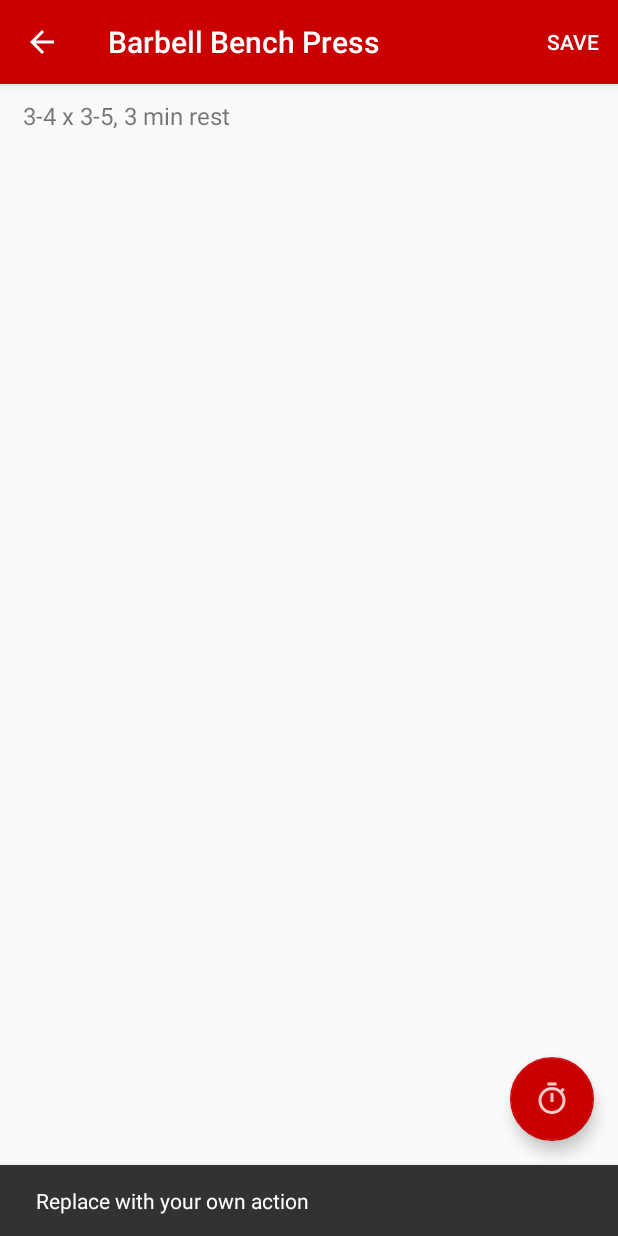
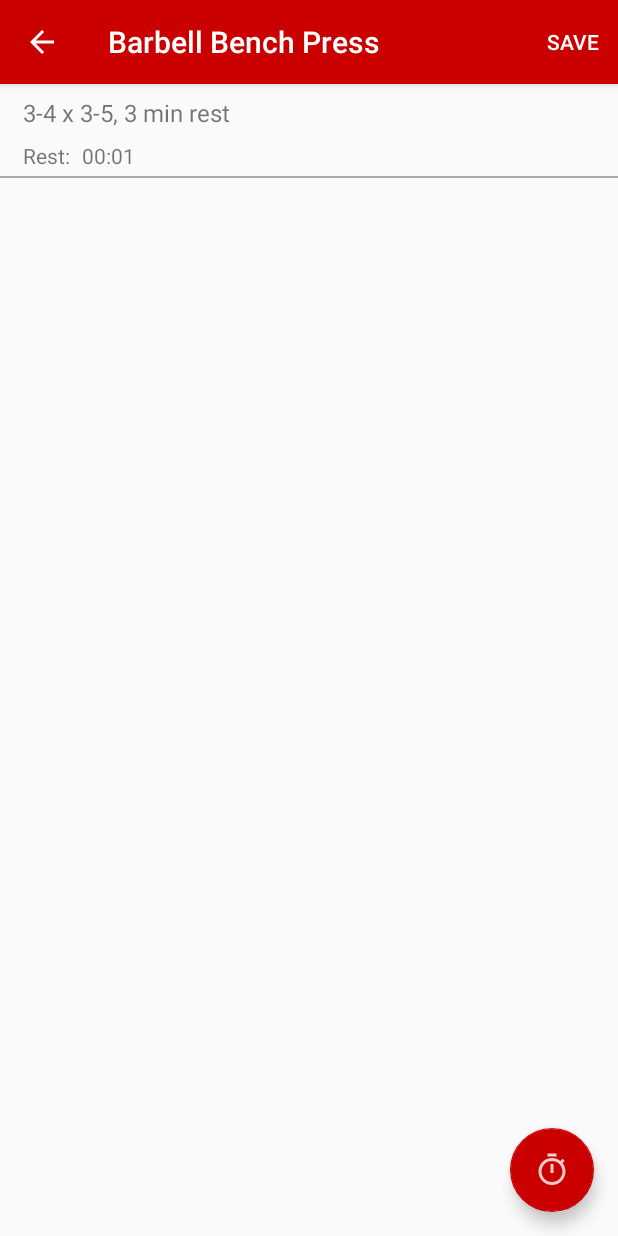
Before and after one commit to bhuminson/phul, an Android app: the ExerciseActivity screen opened directly, with no data from a screen before it, after a tap on an icon or button, on a phone screen of 412 x 824 dp. Run offline under Robolectric (Android 15) with nearby library versions, the phone set to English and light mode, and no system bars.

Commit message:
added more functionality

```diff
--- a/app/src/main/AndroidManifest.xml
+++ b/app/src/main/AndroidManifest.xml
@@ -14,15 +14,19 @@
             android:name=".ExerciseActivity"
             android:label="@string/title_activity_exercise"
             android:parentActivityName=".DayActivity"
+            android:screenOrientation="portrait"
             android:theme="@style/AppTheme.NoActionBar"
             tools:targetApi="jelly_bean" />
         <activity
             android:name=".DayActivity"
             android:label="@string/title_activity_day"
             android:parentActivityName=".RoutineActivity"
+            android:screenOrientation="portrait"
             android:theme="@style/AppTheme.NoActionBar"
             tools:targetApi="jelly_bean" />
-        <activity android:name=".RoutineActivity">
+        <activity
+            android:name=".RoutineActivity"
+            android:screenOrientation="portrait">
             <intent-filter>
                 <action android:name="android.intent.action.MAIN" />
                 <action android:name="android.intent.action.VIEW" />
--- a/app/src/main/java/com/bhumin/android/phul/DayActivity.java
+++ b/app/src/main/java/com/bhumin/android/phul/DayActivity.java
@@ -24,7 +24,7 @@ public class DayActivity extends AppCompatActivity {
         setContentView(R.layout.activity_day);
         Toolbar toolbar = findViewById(R.id.toolbar);
         setSupportActionBar(toolbar);//todo make textviews generate with adapter
-        //todo implement timer
+        //todo setup sharedpreference for last session
         assert getSupportActionBar() != null;
         getSupportActionBar().setDisplayHomeAsUpEnabled(true);
 
--- a/app/src/main/java/com/bhumin/android/phul/ExerciseActivity.java
+++ b/app/src/main/java/com/bhumin/android/phul/ExerciseActivity.java
@@ -10,9 +10,11 @@ import androidx.annotation.NonNull;
 import androidx.appcompat.app.AppCompatActivity;
 import androidx.appcompat.widget.Toolbar;
 
+import android.os.SystemClock;
 import android.view.Menu;
 import android.view.MenuItem;
 import android.view.View;
+import android.widget.Chronometer;
 import android.widget.TextView;
 import android.widget.Toast;
 
@@ -24,14 +26,17 @@ public class ExerciseActivity extends AppCompatActivity {
         setContentView(R.layout.activity_exercise);
         Toolbar toolbar = findViewById(R.id.toolbar);
         setSupportActionBar(toolbar);
+        assert getSupportActionBar() != null;
         getSupportActionBar().setDisplayHomeAsUpEnabled(true);
 
+        final Chronometer rest_timer = findViewById(R.id.rest_timer);
         FloatingActionButton fab = findViewById(R.id.fab);
         fab.setOnClickListener(new View.OnClickListener() {
             @Override
             public void onClick(View view) {
-                Snackbar.make(view, "Replace with your own action", Snackbar.LENGTH_LONG)
-                        .setAction("Action", null).show();
+                rest_timer.setBase(SystemClock.elapsedRealtime() - 500);
+                rest_timer.start();
+                Toast.makeText(getBaseContext(), "Rest Timer Started", Toast.LENGTH_SHORT).show();
             }
         });
 
@@ -44,6 +49,7 @@ public class ExerciseActivity extends AppCompatActivity {
 
         TextView subtitle = findViewById(R.id.subtitle);
         subtitle.setText(mExercise.getDescription());
+        rest_timer.setTextColor(subtitle.getCurrentTextColor());
     }
 
     @Override
--- a/app/src/main/res/layout/activity_exercise.xml
+++ b/app/src/main/res/layout/activity_exercise.xml
@@ -7,19 +7,51 @@
     android:layout_height="match_parent"
     tools:context=".ExerciseActivity">
 
-    <LinearLayout
+    <androidx.constraintlayout.widget.ConstraintLayout
         android:layout_width="match_parent"
         android:layout_height="match_parent"
-        android:layout_marginTop="?attr/actionBarSize">
+        android:layout_marginTop="?attr/actionBarSize"
+        android:orientation="vertical">
+
+        <Chronometer
+            android:id="@+id/rest_timer"
+            android:layout_width="wrap_content"
+            android:layout_height="wrap_content"
+            android:layout_marginStart="8dp"
+            android:layout_marginLeft="8dp"
+            android:layout_marginTop="8dp"
+            app:layout_constraintStart_toEndOf="@+id/rest_label"
+            app:layout_constraintTop_toBottomOf="@+id/subtitle" />
 
         <TextView
             android:id="@+id/subtitle"
             style="@style/exercise_details"
             android:layout_width="match_parent"
             android:layout_height="wrap_content"
-            android:layout_marginTop="10dp"/>
+            android:layout_marginTop="8dp"
+            app:layout_constraintEnd_toEndOf="parent"
+            app:layout_constraintStart_toStartOf="parent"
+            app:layout_constraintTop_toTopOf="parent" />
 
-    </LinearLayout>
+        <TextView
+            android:id="@+id/rest_label"
+            style="@style/exercise_subtitle"
+            android:layout_width="wrap_content"
+            android:layout_height="wrap_content"
+            android:layout_marginTop="8dp"
+            android:text="@string/rest"
+            app:layout_constraintStart_toStartOf="parent"
+            app:layout_constraintTop_toBottomOf="@+id/subtitle" />
+
+        <View
+            android:id="@+id/divider"
+            android:layout_width="match_parent"
+            android:layout_height="1dp"
+            android:layout_marginTop="4dp"
+            android:background="@android:color/darker_gray"
+            app:layout_constraintTop_toBottomOf="@id/rest_label" />
+
+    </androidx.constraintlayout.widget.ConstraintLayout>
 
     <com.google.android.material.appbar.AppBarLayout
         android:id="@+id/appBarLayout2"
--- a/app/src/main/res/values/strings.xml
+++ b/app/src/main/res/values/strings.xml
@@ -40,4 +40,5 @@
     <string name="standard_hyp_details">3–4 x 8–12, 1 min 30 sec rest</string>
     <string name="leg_heavy_hyp_details">3–4 x 10–15, 1 min 30 sec rest</string>
     <string name="save">Save</string>
+    <string name="rest">Rest:</string>
 </resources>
--- a/app/src/main/res/values/styles.xml
+++ b/app/src/main/res/values/styles.xml
@@ -60,6 +60,7 @@
         <item name="android:textStyle">bold</item>
         <item name="android:layout_width">match_parent</item>
         <item name="android:layout_height">0dp</item>
+        <item name="android:gravity">center</item>
         <item name="android:layout_weight">1</item>
         <item name="android:padding">15dp</item>
     </style>
```
